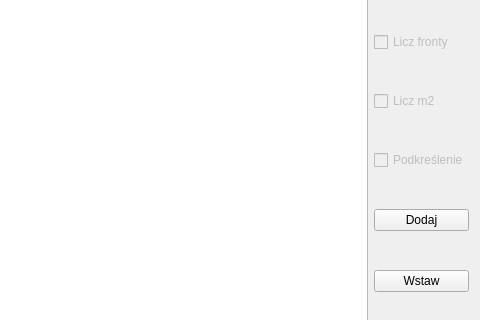
Before: the Qt Designer form MainWindow/pagelist.ui in rodwit/RozpiskaFrontow, drawn with Qt 5; both pictures show x 424 to 904 and y 103 to 423 of the 904 by 529 pixel window.
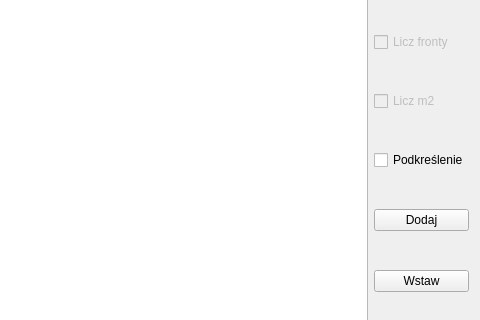
After: the same form once the commit is applied. Custom widgets are drawn as their Qt base class.

Commit message: Delete default disable underline checkbox

The edit to the form file:
```diff
--- a/MainWindow/pagelist.ui
+++ b/MainWindow/pagelist.ui
@@ -129,7 +129,7 @@
        <item>
         <widget class="QCheckBox" name="checkBoxUnderline">
          <property name="enabled">
-          <bool>false</bool>
+          <bool>true</bool>
          </property>
          <property name="text">
           <string>Podkreślenie</string>
```
The commit also changes 1 other file.
